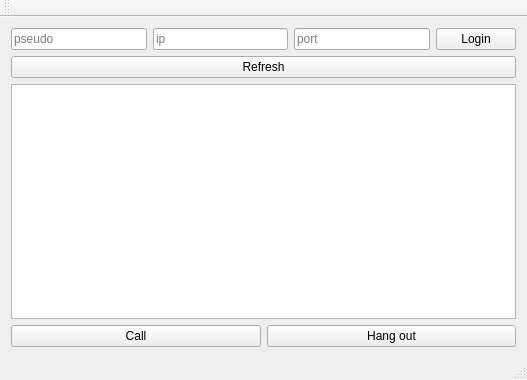
RaJiska/CPP_babel_2018, file Client/ui/mainwindow.ui: the form before one commit.
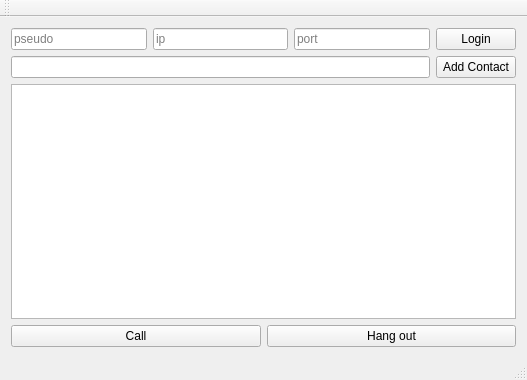
The form after the commit.

What changed in the file:
```diff
--- a/Client/ui/mainwindow.ui
+++ b/Client/ui/mainwindow.ui
@@ -52,10 +52,13 @@
     </item>
     <item>
      <layout class="QHBoxLayout" name="horizontalLayout_2">
+      <item>
+       <widget class="QLineEdit" name="ContactField"/>
+      </item>
       <item>
        <widget class="QPushButton" name="Contact">
         <property name="text">
-         <string>Refresh</string>
+         <string>Add Contact</string>
         </property>
        </widget>
       </item>
```
